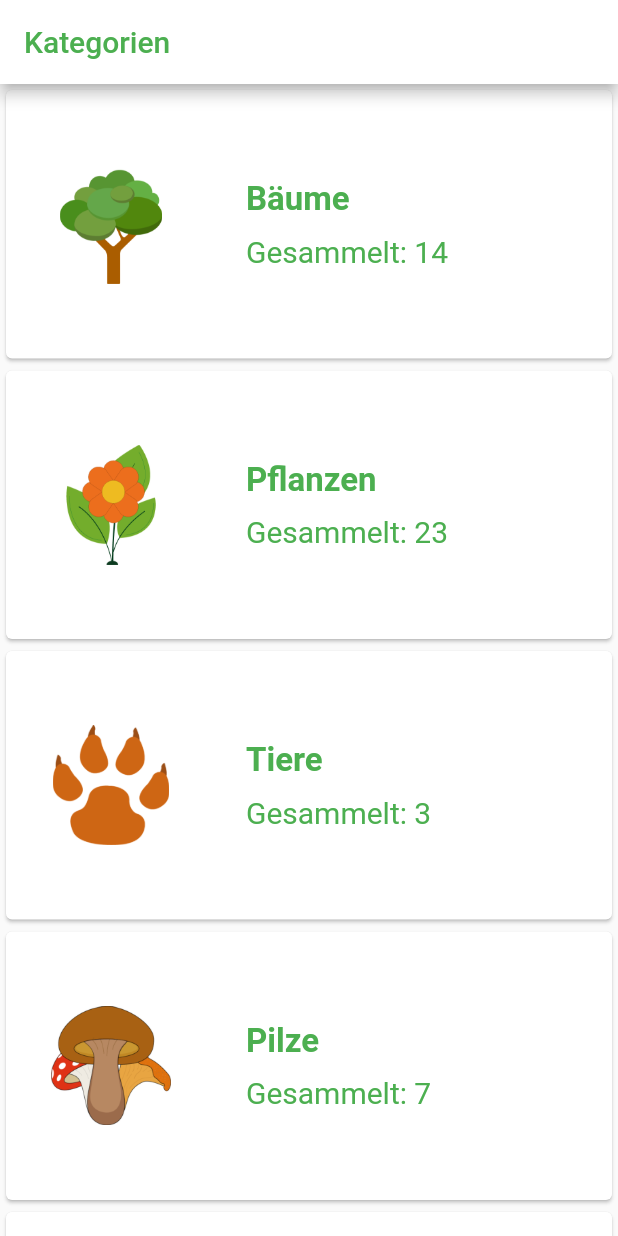
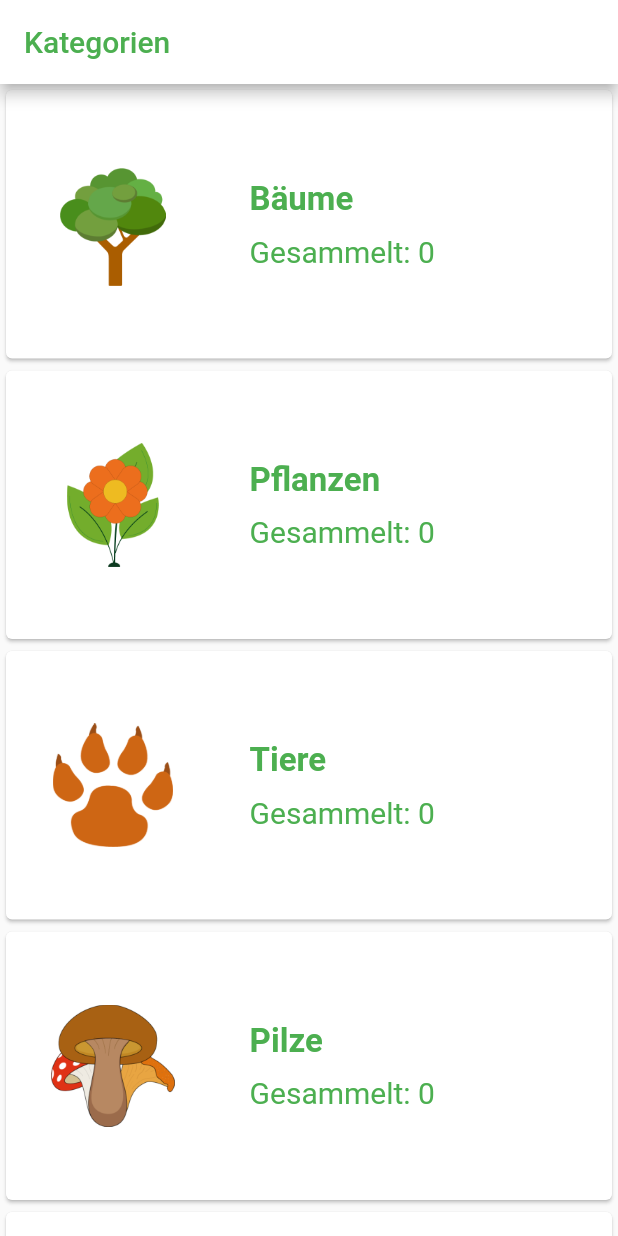
Before and after one commit to Neyttirri/Strollr, a Flutter app: the CollectionTwo screen opened directly, on a phone screen of 412 x 824 dp. Run offline on Flutter 3.47's test engine with Material 2 defaults, Android fonts, the phone set to English and light mode, and no system bars; our stand-ins replace charts_flutter, extended_image, flutter_image_compress, fluttertoast, gallery_saver, geolocator and 7 more; missing offline and left inert: animated_check, clickable_list_wheel_view, flutter_polyline_points, gpx, image_editor; accounts and stored records are empty.

Commit message:
update Text, reduce RAM usage

```diff
--- a/strollr/lib/Tabs/collectionTwo.dart
+++ b/strollr/lib/Tabs/collectionTwo.dart
@@ -1,26 +1,26 @@
 import 'package:flutter/material.dart';
 import 'package:strollr/collection_pages/collection_category_card.dart';
 import 'package:strollr/collection_pages/collection_gallery_view.dart';
+import 'package:strollr/db/database_manager.dart';
 import 'package:strollr/model/picture_categories.dart';
 import 'package:strollr/style.dart';
 import '../globals.dart';
-
 
 class CollectionTwo extends StatelessWidget {
 
   int indexTemp = 0;
   late Categories category;
-
-  final List<CollectionListCard> categoryList = [
-    CollectionListCard(treeImagePath, "Bäume", 14),
-    CollectionListCard(plantImagePath, "Pflanzen", 23),
+  List<CollectionListCard> categoryList = [
+    CollectionListCard(treeImagePath, "Bäume", 4),
+    CollectionListCard(plantImagePath, "Pflanzen", 5),
     CollectionListCard(animalImagePath, "Tiere", 3),
-    CollectionListCard(mushroomImagePath, "Pilze", 7),
-    CollectionListCard(undefinedCategoryImagePath, "Andere", 7),
+    CollectionListCard(mushroomImagePath, "Pilze", 6),
+    CollectionListCard(undefinedCategoryImagePath, "Andere", 1),
   ];
 
   @override
   Widget build(BuildContext context) {
+
     return Scaffold(
       appBar: AppBar(
         title: Text("Kategorien", style: TextStyle(color: headerGreen)),
@@ -32,28 +32,31 @@ class CollectionTwo extends StatelessWidget {
             return new GestureDetector(
               onTap: () {
                 indexTemp = index;
-                if(index == 0) {
+                if (index == 0) {
                   category = Categories.tree;
-                  Navigator.of(context).push(MaterialPageRoute(builder: (context) => GalleryView(category : category)));
-                } else if(index == 1) {
+                  Navigator.of(context).push(MaterialPageRoute(
+                      builder: (context) => GalleryView(category: category)));
+                } else if (index == 1) {
                   category = Categories.plant;
-                  Navigator.of(context).push(MaterialPageRoute(builder: (context) => GalleryView(category : category)));
-                } else if(index == 2) {
+                  Navigator.of(context).push(MaterialPageRoute(
+                      builder: (context) => GalleryView(category: category)));
+                } else if (index == 2) {
                   category = Categories.animal;
-                  Navigator.of(context).push(MaterialPageRoute(builder: (context) => GalleryView(category : category)));
-                } else if(index == 3) {
+                  Navigator.of(context).push(MaterialPageRoute(
+                      builder: (context) => GalleryView(category: category)));
+                } else if (index == 3) {
                   category = Categories.mushroom;
-                  Navigator.of(context).push(MaterialPageRoute(builder: (context) => GalleryView(category : category)));
-                } else if(index == 4) {
+                  Navigator.of(context).push(MaterialPageRoute(
+                      builder: (context) => GalleryView(category: category)));
+                } else if (index == 4) {
                   category = Categories.undefined;
-                  Navigator.of(context).push(MaterialPageRoute(builder: (context) => GalleryView(category : category)));
+                  Navigator.of(context).push(MaterialPageRoute(
+                      builder: (context) => GalleryView(category: category)));
                 }
               },
               child: buildRouteListCard(context, index),
             );
-
-          }
-      ),
+          }),
     );
   }
 
@@ -66,8 +69,8 @@ class CollectionTwo extends StatelessWidget {
           child: Row(
             children: <Widget>[
               Container(
-                width: 80,
-                height: 80,
+                width: MediaQuery.of(context).size.width * 0.2,
+                height: MediaQuery.of(context).size.width * 0.2,
                 child: Image.asset(category.categoryImage),
               ),
               Padding(
@@ -87,15 +90,25 @@ class CollectionTwo extends StatelessWidget {
                       height: 10,
                     ),
                     Container(
-                      width: 150,
-                      child: Text(
-                        "Gesammelt: " + category.itemCount.toString(),
-                        style: TextStyle(
-                          fontSize: 20,
-                          color: headerGreen,
-                          fontWeight: FontWeight.normal,
-                        ),
-                      ),
+                      width: MediaQuery.of(context).size.width * 0.4,
+                      child: FutureBuilder(
+                        future: getItemCount(category.categoryId),
+                        builder: (BuildContext context, AsyncSnapshot<int> snapshot) {
+                          if (snapshot.hasData) {
+                            return Text(
+                              "Gesammelt: ${snapshot.data}",
+                              //itemCount.toString(),
+                              style: TextStyle(
+                                fontSize: 20,
+                                color: headerGreen,
+                                fontWeight: FontWeight.normal,
+                              ),
+                            );
+                          } else {
+                            return Text(' ');
+                          }
+                        },
+                      )
                     )
                   ],
                 ),
@@ -106,4 +119,9 @@ class CollectionTwo extends StatelessWidget {
       ),
     );
   }
+
+  Future<int> getItemCount(int cat) async {
+
+    return (await DatabaseManager.instance.readALlPicturesFromCategory(cat)).length;
+  }
 }
--- a/strollr/lib/collection_pages/collection_category_card.dart
+++ b/strollr/lib/collection_pages/collection_category_card.dart
@@ -1,10 +1,14 @@
-import 'package:flutter/material.dart';
-
 class CollectionListCard {
-  String categoryImage;
-  String categoryName;
-  int itemCount;
+  final String categoryImage;
+  final String categoryName;
+  final int categoryId;
+  int _itemCount = 0;
 
 
-  CollectionListCard(this.categoryImage, this.categoryName, this.itemCount);
+  CollectionListCard(this.categoryImage, this.categoryName, this.categoryId);
+
+  set itemCount(count) => _itemCount = count;
+  get itemCount {return _itemCount;}
+
+
 }
--- a/strollr/lib/collection_pages/collection_gallery_view.dart
+++ b/strollr/lib/collection_pages/collection_gallery_view.dart
@@ -1,3 +1,7 @@
+import 'dart:io';
+
+import 'package:image/image.dart' as img;
+
 import 'package:flutter/material.dart';
 import 'package:strollr/Tabs/collectionTwo.dart';
 import 'package:strollr/collection_pages/steckbrief_secondVersion.dart';
@@ -96,7 +100,7 @@ class GalleryView extends StatelessWidget {
                           decoration: BoxDecoration(
                             borderRadius: BorderRadius.all(Radius.circular(15)),
                             image: new DecorationImage(
-                              image: MemoryImage(pictureList[index].pictureData),
+                              image: Image.memory(pictureList[index].pictureData, scale: 0.2, filterQuality: FilterQuality.none,).image,
                               fit: BoxFit.fill,
                             ),
                           ),
@@ -113,6 +117,21 @@ class GalleryView extends StatelessWidget {
         },
       ),
     );
+  }
+
+  img.Image _getImage(int index) {
+
+    return img.decodeImage(pictureList[index].pictureData)!;
+    /*
+    late ui.Image image;
+    ui.decodeImageFromList(pictureList[index].pictureData, (result) { image = result; });
+    late ByteData? bytes;
+    image.toByteData().then((value) => bytes = value);
+    if(bytes == null)
+      return Uint8List(0);
+
+     */
+    //return Image.memory(decoded);
   }
 
   Widget mainWidget() {
--- a/strollr/lib/collection_pages/steckbrief_secondVersion.dart
+++ b/strollr/lib/collection_pages/steckbrief_secondVersion.dart
@@ -3,10 +3,8 @@ import 'dart:io';
 import 'package:flutter/material.dart';
 import 'package:fluttertoast/fluttertoast.dart';
 import 'package:path_provider/path_provider.dart';
-import 'package:strollr/Tabs/collectionTwo.dart';
 import 'package:strollr/collection_pages/collection_gallery_view.dart';
 import 'package:strollr/db/database_manager.dart';
-import 'package:strollr/main_screen.dart';
 import 'package:strollr/model/picture.dart';
 import 'package:strollr/model/picture_categories.dart';
 import 'package:strollr/route_pages/route_details.dart';
--- a/strollr/lib/statistic/monthlyKilometer_chart.dart
+++ b/strollr/lib/statistic/monthlyKilometer_chart.dart
@@ -3,6 +3,7 @@ import 'package:charts_flutter/flutter.dart' as charts;
 import 'package:strollr/Tabs/stats.dart';
 import 'package:strollr/statistic/kilometerSeries.dart';
 
+/*
 class MonthlyKilometerChart extends StatefulWidget {
   final List<DailyKilometerSeries> dailykilometer;
 
@@ -48,3 +49,5 @@ class MonthlyKilometerChartState extends State<MonthlyKilometerChart> {
     );
   }
 }
+
+ */
```
